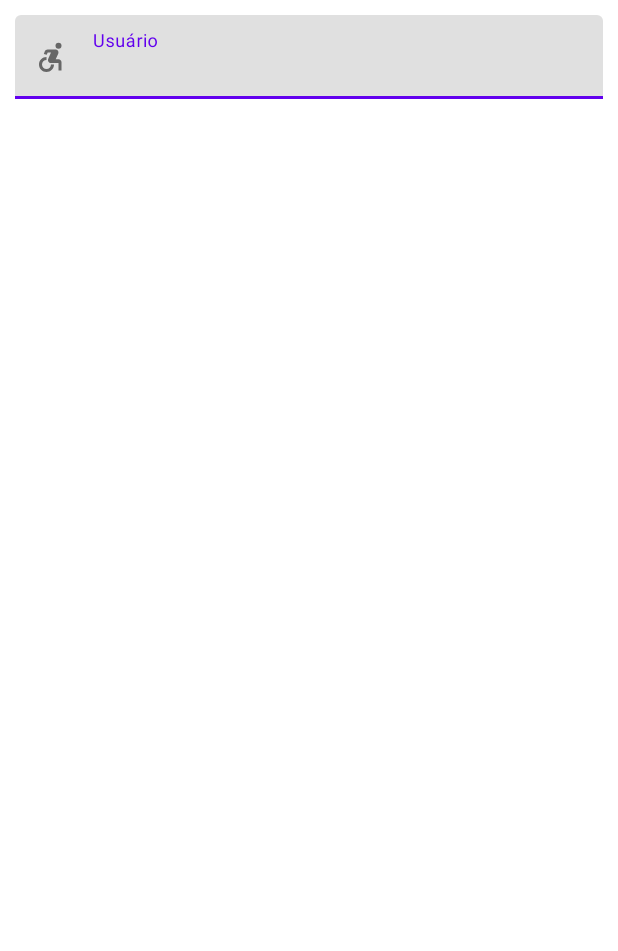
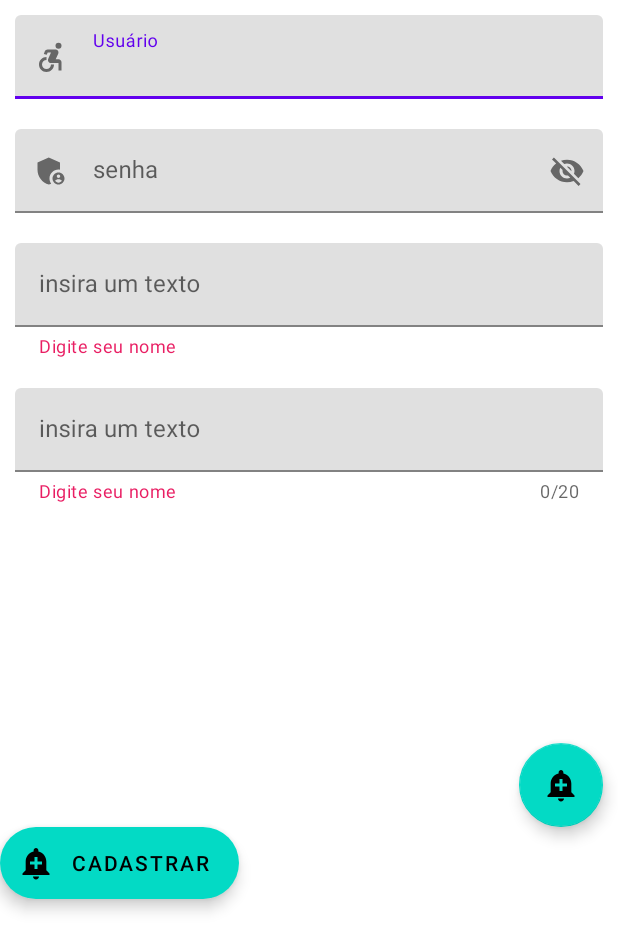
Before and after one commit to Samuelvmt/appButton, an Android app: the layout login_layout.xml on its own in the app's theme, with its tools: preview values and no code run, on a phone screen of 412 x 824 dp. Shown: the top 951 px of the screen. Run offline under Robolectric (Android 15) with nearby library versions, the phone set to English and light mode, and no system bars.

```diff
--- a/app/src/main/AndroidManifest.xml
+++ b/app/src/main/AndroidManifest.xml
@@ -13,15 +13,18 @@
         tools:targetApi="31">
         <activity
             android:name=".LoginActivity"
-            android:exported="false" />
-        <activity
-            android:name=".MainActivity"
-            android:exported="true">
+            android:exported="true" >
             <intent-filter>
                 <action android:name="android.intent.action.MAIN" />
 
                 <category android:name="android.intent.category.LAUNCHER" />
             </intent-filter>
+
+        </activity>
+        <activity
+            android:name=".MainActivity"
+            android:exported="true">
+
         </activity>
     </application>
 
--- /dev/null
+++ b/app/src/main/res/drawable/baseline_admin_panel_settings.xml
@@ -0,0 +1,6 @@
+<vector android:height="24dp" android:tint="#000000"
+    android:viewportHeight="24" android:viewportWidth="24"
+    android:width="24dp" xmlns:android="http://schemas.android.com/apk/res/android">
+    <path android:fillColor="@android:color/white" android:pathData="M17,11c0.34,0 0.67,0.04 1,0.09V6.27L10.5,3L3,6.27v4.91c0,4.54 3.2,8.79 7.5,9.82c0.55,-0.13 1.08,-0.32 1.6,-0.55C11.41,19.47 11,18.28 11,17C11,13.69 13.69,11 17,11z"/>
+    <path android:fillColor="@android:color/white" android:pathData="M17,13c-2.21,0 -4,1.79 -4,4c0,2.21 1.79,4 4,4s4,-1.79 4,-4C21,14.79 19.21,13 17,13zM17,14.38c0.62,0 1.12,0.51 1.12,1.12s-0.51,1.12 -1.12,1.12s-1.12,-0.51 -1.12,-1.12S16.38,14.38 17,14.38zM17,19.75c-0.93,0 -1.74,-0.46 -2.24,-1.17c0.05,-0.72 1.51,-1.08 2.24,-1.08s2.19,0.36 2.24,1.08C18.74,19.29 17.93,19.75 17,19.75z"/>
+</vector>
--- a/app/src/main/res/layout/activity_main.xml
+++ b/app/src/main/res/layout/activity_main.xml
@@ -1,4 +1,4 @@
-<?xml version="1.0" encoding="utf-8"?><?xml version="1.0" encoding="utf-8"?>
+<?xml version="1.0" encoding="utf-8"?>
 <LinearLayout xmlns:android="http://schemas.android.com/apk/res/android"
     xmlns:app="http://schemas.android.com/apk/res-auto"
     xmlns:tools="http://schemas.android.com/tools"
@@ -23,29 +23,29 @@
         android:layout_width="wrap_content"
         android:layout_height="wrap_content"
         android:layout_margin="20dp"
-        android:text="Favorite"
+        android:text="@string/favorite"
         app:cornerRadius="10dp"
         app:icon="@drawable/baseline_favorite"
         app:iconGravity="end" />
 
     <com.google.android.material.button.MaterialButton
         android:id="@+id/btnNotification"
-        style="@style/Widget.Material3.Button.IconButton.Filled.Tonal"
+
         android:layout_width="wrap_content"
         android:layout_height="wrap_content"
         android:layout_margin="20dp"
-        android:text="Notification"
+        android:text="@string/notification"
         app:cornerRadius="10dp"
         app:icon="@drawable/baseline_add_alert"
         app:iconGravity="start" />
 
     <com.google.android.material.button.MaterialButton
         android:id="@+id/btnEmail"
-        style="@style/Widget.Material3.Button.IconButton.Outlined"
         android:layout_width="wrap_content"
         android:layout_height="wrap_content"
         android:layout_margin="20dp"
+        android:text="@string/delete"
         app:cornerRadius="10dp"
-        app:icon="@drawable/baseline_email"
+
         app:iconGravity="start" />
 </LinearLayout>
--- a/app/src/main/res/layout/login_layout.xml
+++ b/app/src/main/res/layout/login_layout.xml
@@ -1,6 +1,5 @@
 <?xml version="1.0" encoding="utf-8"?>
-<LinearLayout
-    xmlns:android="http://schemas.android.com/apk/res/android"
+<LinearLayout xmlns:android="http://schemas.android.com/apk/res/android"
     xmlns:app="http://schemas.android.com/apk/res-auto"
     xmlns:tools="http://schemas.android.com/tools"
     android:layout_width="match_parent"
@@ -9,16 +8,80 @@
     tools:context=".LoginActivity">
 
     <com.google.android.material.textfield.TextInputLayout
-        android:layout_margin="10dp"
         android:layout_width="match_parent"
         android:layout_height="wrap_content"
-        app:startIconDrawable="@drawable/baseline_accessible_forward"
-        android:hint="Usuário">
+        android:layout_margin="10dp"
+        android:hint="@string/usu_rio"
+        app:endIconMode="clear_text"
+        app:startIconDrawable="@drawable/baseline_accessible_forward">
+
         <com.google.android.material.textfield.TextInputEditText
+            android:layout_width="match_parent"
+            android:layout_height="wrap_content"
             android:inputType="textPersonName"
-            android:layout_width="match_parent"
-            android:layout_height="wrap_content"/>
+            android:maxLength="50" />
     </com.google.android.material.textfield.TextInputLayout>
 
-</LinearLayout
-    >
+    <com.google.android.material.textfield.TextInputLayout
+        android:layout_width="match_parent"
+        android:layout_height="wrap_content"
+        android:layout_margin="10dp"
+        android:hint="senha"
+        app:endIconMode="password_toggle"
+        app:startIconDrawable="@drawable/baseline_admin_panel_settings">
+
+        <com.google.android.material.textfield.TextInputEditText
+            android:layout_width="match_parent"
+            android:layout_height="wrap_content"
+            android:inputType="textPersonName"
+            android:maxLength="20" />
+    </com.google.android.material.textfield.TextInputLayout>
+
+    <com.google.android.material.textfield.TextInputLayout
+        android:layout_width="match_parent"
+        android:layout_height="wrap_content"
+        android:layout_margin="10dp"
+        android:hint="insira um texto"
+        app:helperText="Digite seu nome"
+        app:helperTextEnabled="true"
+        app:helperTextTextColor="#E91E63">
+
+        <com.google.android.material.textfield.TextInputEditText
+            android:layout_width="match_parent"
+            android:layout_height="wrap_content"
+            android:inputType="textPersonName"
+            android:maxLength="50" />
+    </com.google.android.material.textfield.TextInputLayout>
+
+    <com.google.android.material.textfield.TextInputLayout
+        android:layout_width="match_parent"
+        android:layout_height="wrap_content"
+        android:layout_margin="10dp"
+        android:hint="insira um texto"
+        app:counterEnabled="true"
+        app:counterMaxLength="20"
+        app:helperText="Digite seu nome"
+        app:helperTextEnabled="true"
+        app:helperTextTextColor="#E91E63">
+
+        <com.google.android.material.textfield.TextInputEditText
+            android:layout_width="match_parent"
+            android:layout_height="wrap_content"
+            android:inputType="textPersonName"
+            android:maxLength="20" />
+    </com.google.android.material.textfield.TextInputLayout>
+
+    <com.google.android.material.floatingactionbutton.FloatingActionButton
+        android:layout_width="wrap_content"
+        android:layout_height="wrap_content"
+        android:layout_gravity="end"
+        android:layout_marginTop="150dp"
+        android:layout_marginRight="10dp"
+        android:src="@drawable/baseline_add_alert"/>
+
+    <com.google.android.material.floatingactionbutton.ExtendedFloatingActionButton
+        android:layout_width="wrap_content"
+        android:layout_height="wrap_content"
+        android:text="cadastrar"
+        app:icon="@drawable/baseline_add_alert"/>
+</LinearLayout>
--- a/app/src/main/res/values/strings.xml
+++ b/app/src/main/res/values/strings.xml
@@ -1,3 +1,7 @@
 <resources>
     <string name="app_name">MyApp</string>
+    <string name="usu_rio">Usuário</string>
+    <string name="favorite">Favorite</string>
+    <string name="notification">Notification</string>
+    <string name="delete">Delete</string>
 </resources>
```
